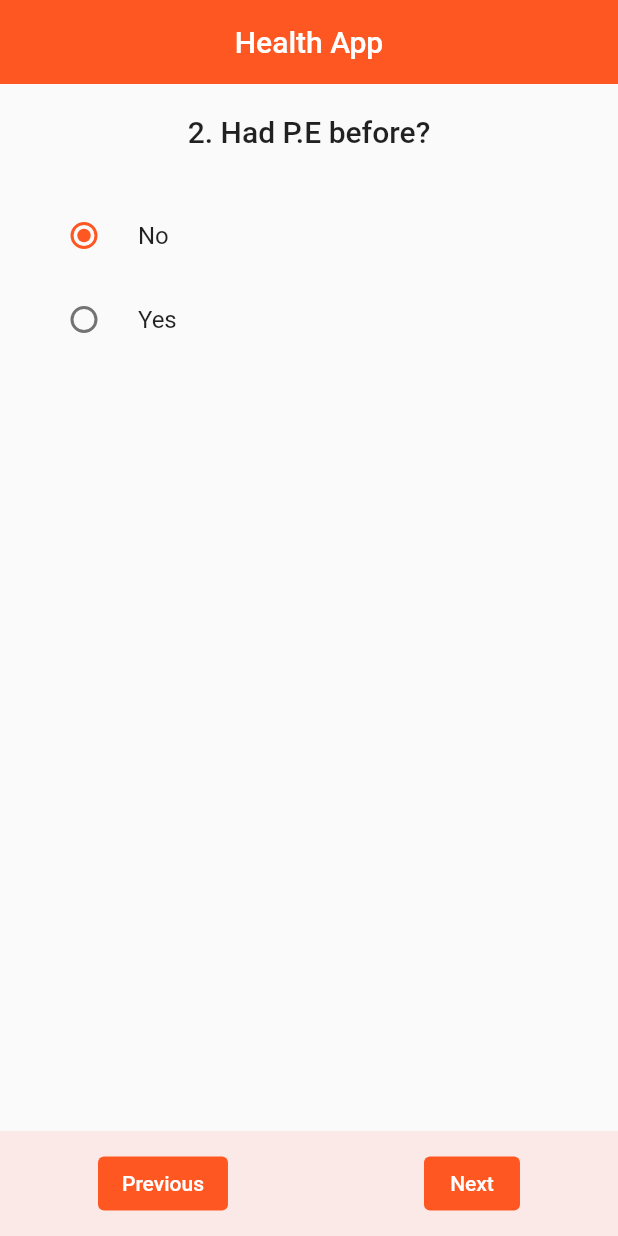
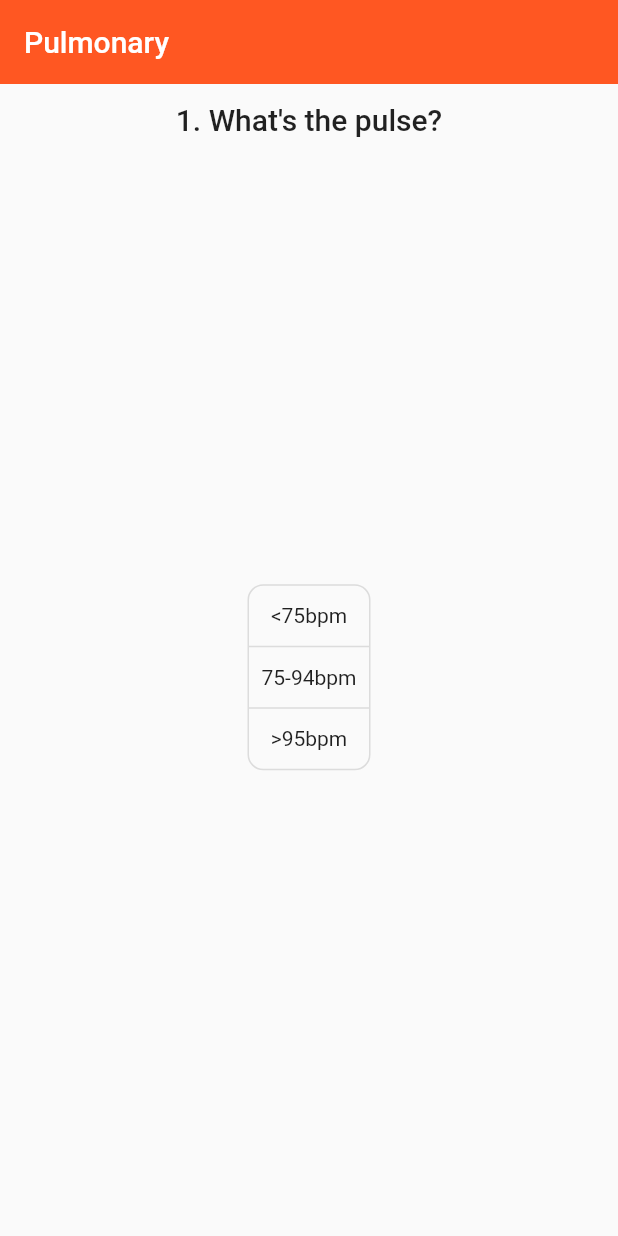
Before and after one commit to jeronasiedu/health_test_demo, a Flutter app: the screen it shows after launch, on a phone screen of 412 x 824 dp. Run offline on Flutter 3.47's test engine with Material 2 defaults, Android fonts, the phone set to English and light mode, and no system bars.

Commit message:
pulmonary ui

```diff
--- /dev/null
+++ b/lib/data/pulmonary_questions.dart
@@ -0,0 +1,50 @@
+List questions = [
+  {
+    "title": "What's the pulse?",
+    "options": ["<75bpm", "75-94bpm", ">95bpm"],
+    "selectedOptions": [false, false, false],
+    "score": [0, 3, 5],
+  },
+  {
+    "title": "Had P.E before?",
+    "options": ["no", "yes"],
+    "selectedOptions": [false, false],
+    "score": [0, 3],
+  },
+  {
+    "title": "Any Hemoptysis?",
+    "options": ["no", "yes"],
+    "selectedOptions": [false, false],
+    "score": [0, 2],
+  },
+  {
+    "title": "Any surgery involving the limbs?",
+    "options": ["no", "yes"],
+    "selectedOptions": [false, false],
+    "score": [0, 2],
+  },
+  {
+    "title": "Active Malignancy?",
+    "options": ["no", "yes"],
+    "selectedOptions": [false, false],
+    "score": [0, 2],
+  },
+  {
+    "title": "Any Unilateral lower limb pain?",
+    "options": ["no", "yes"],
+    "selectedOptions": [false, false],
+    "score": [0, 4],
+  },
+  {
+    "title": "Age more than 65 years?",
+    "options": ["no", "yes"],
+    "selectedOptions": [false, false],
+    "score": [0, 1],
+  },
+  {
+    "title": "Pain on lower limb deep venous palpation & unilateral swelling?",
+    "options": ["no", "yes"],
+    "selectedOptions": [false, false],
+    "score": [0, 3],
+  },
+];
--- a/lib/main.dart
+++ b/lib/main.dart
@@ -1,5 +1,5 @@
 import 'package:flutter/material.dart';
-import 'package:health/root_app.dart';
+import 'package:health/pulmonary.dart';
 
 void main() {
   runApp(const MyApp());
@@ -14,11 +14,13 @@ class MyApp extends StatelessWidget {
       title: 'Health App',
       debugShowCheckedModeBanner: false,
       theme: ThemeData(
-          primarySwatch: Colors.deepOrange,
-          appBarTheme: const AppBarTheme(
-            elevation: 0,
-          )),
-      home: const RootApp(),
+        primarySwatch: Colors.deepOrange,
+        appBarTheme: const AppBarTheme(
+          elevation: 0,
+        ),
+        // useMaterial3: true,
+      ),
+      home: const Pulmonary(),
     );
   }
 }
--- /dev/null
+++ b/lib/pulmonary.dart
@@ -0,0 +1,75 @@
+import 'package:flutter/material.dart';
+import 'package:health/data/pulmonary_questions.dart';
+
+class Pulmonary extends StatefulWidget {
+  const Pulmonary({Key? key}) : super(key: key);
+
+  @override
+  State<Pulmonary> createState() => _PulmonaryState();
+}
+
+class _PulmonaryState extends State<Pulmonary> {
+  num totalScore = 0;
+  void handleSelection(int builderIndex, int index) {
+    setState(() {
+      for (var i = 0;
+          i < questions[builderIndex]['selectedOptions']!.length;
+          i++) {
+        questions[builderIndex]['selectedOptions'][i] = index == i;
+        if (questions[builderIndex]['selectedOptions'][i]) {
+          totalScore += questions[builderIndex]['score'][i];
+        }
+      }
+    });
+  }
+
+  @override
+  Widget build(BuildContext context) {
+    return Scaffold(
+      appBar: AppBar(
+        title: const Text('Pulmonary'),
+      ),
+      body: PageView.builder(
+        itemCount: questions.length,
+        itemBuilder: (context, builderIndex) {
+          return Padding(
+            padding: const EdgeInsets.all(12.0),
+            child: Column(
+              children: [
+                Text(
+                  "${builderIndex + 1}. ${questions[builderIndex]['title']}",
+                  style: Theme.of(context).textTheme.headline6,
+                ),
+                const Spacer(),
+                ToggleButtons(
+                  direction: Axis.vertical,
+                  selectedBorderColor: Colors.orange[700],
+                  selectedColor: Colors.white,
+                  fillColor: Colors.orange[400],
+                  borderRadius: BorderRadius.circular(10),
+                  constraints: const BoxConstraints(
+                    minHeight: 40.0,
+                    minWidth: 80.0,
+                  ),
+                  isSelected: questions[builderIndex]['selectedOptions'],
+                  onPressed: (index) {
+                    handleSelection(builderIndex, index);
+                  },
+                  children: List.generate(
+                    questions[builderIndex]['options'].length,
+                    (listIndex) {
+                      return Text(
+                        questions[builderIndex]['options'][listIndex],
+                      );
+                    },
+                  ),
+                ),
+                const Spacer(),
+              ],
+            ),
+          );
+        },
+      ),
+    );
+  }
+}
```
